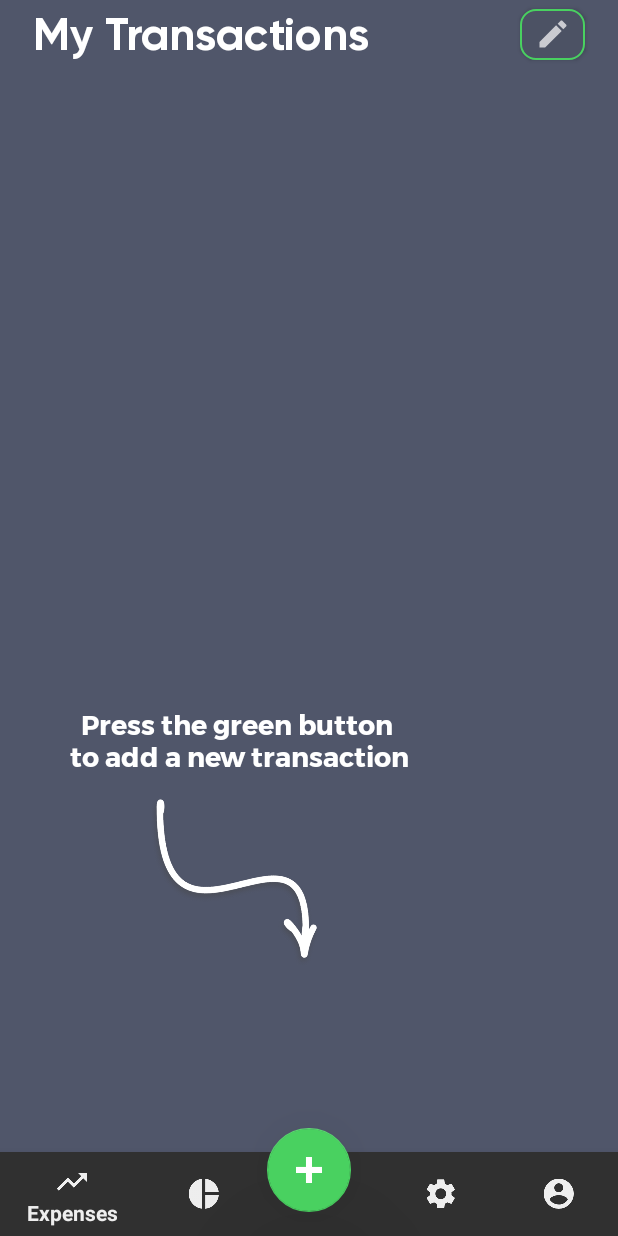
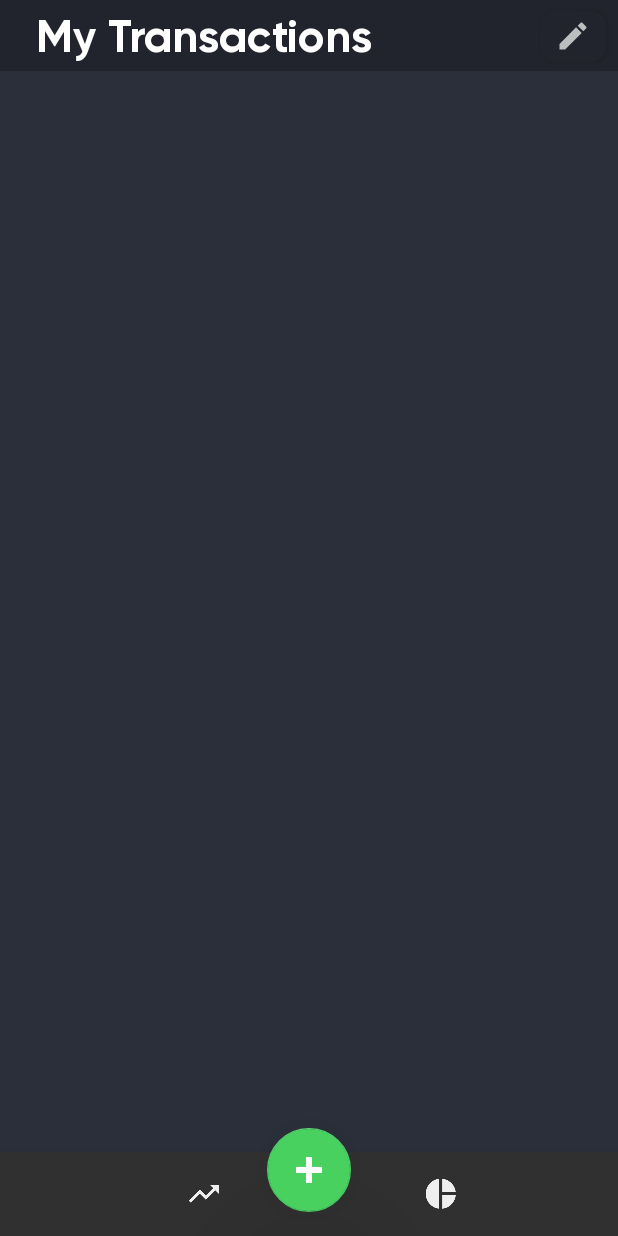
Before and after one commit to NumusINC/budgee_android, an Android app: the TransactionsFragment screen opened directly, with no data from a screen before it, on a phone screen of 412 x 824 dp. Run offline under Robolectric (Android 15) with nearby library versions, the phone set to English and light mode, and no system bars; libraries missing offline, so code that uses them is left out: com.github.mikephil.charting; 16 statements that could not run were skipped.

Commit message:
Updated UI.

```diff
--- a/app/src/main/java/com/numus/budgee/DashboardActivity.java
+++ b/app/src/main/java/com/numus/budgee/DashboardActivity.java
@@ -56,6 +56,7 @@ public class DashboardActivity extends AppCompatActivity {
                     viewPager.setCurrentItem(1);
 
                     return true;
+                    /*
                 case R.id.navigation_profile:
                     viewPager.setAdapter(swipeAdapter);
                     viewPager.setCurrentItem(2);
@@ -66,6 +67,7 @@ public class DashboardActivity extends AppCompatActivity {
                     viewPager.setCurrentItem(3);
 
                     return true;
+                    */
             }
             return false;
         }
--- a/app/src/main/res/drawable/rounded_button_simple.xml
+++ b/app/src/main/res/drawable/rounded_button_simple.xml
@@ -2,10 +2,10 @@
 <selector xmlns:android="http://schemas.android.com/apk/res/android">
     <item>
         <shape android:shape="rectangle">
-            <solid android:color="@color/ne"/>
+            <solid android:color="@color/colorAccent"/>
             <!--corners allow us to make the rounded corners button-->
             <corners android:radius="10dp" />
-            <stroke android:color="@color/green" android:width="1dp" />
+            <stroke android:color="@color/white" android:width="0sp" />
 
         </shape>
     </item>
--- a/app/src/main/res/layout/fragment_transactions.xml
+++ b/app/src/main/res/layout/fragment_transactions.xml
@@ -4,16 +4,57 @@
     xmlns:tools="http://schemas.android.com/tools"
     android:layout_width="match_parent"
     android:layout_height="match_parent"
-    android:background="@color/colorAccent"
+    android:background="@color/bgColor"
     tools:context=".TransactionsFragment">
 
     <LinearLayout
         android:layout_width="match_parent"
-        android:layout_height="43dp"
-        android:layout_marginTop="4dp"
+        android:layout_height="47dp"
+        android:background="@color/colorAccent"
         android:orientation="vertical"
         app:layout_constraintBottom_toTopOf="@+id/rv_musicas"
-        app:layout_constraintTop_toTopOf="parent"></LinearLayout>
+        app:layout_constraintTop_toTopOf="parent"
+        app:layout_constraintVertical_bias="0.0">
+
+        <android.support.constraint.ConstraintLayout
+            android:layout_width="match_parent"
+            android:layout_height="match_parent">
+
+            <Button
+                android:id="@+id/edit_button"
+                android:layout_width="44dp"
+                android:layout_height="34dp"
+                android:layout_marginBottom="4dp"
+                android:layout_marginEnd="8dp"
+                android:layout_marginTop="7dp"
+                android:background="@drawable/rounded_button_simple"
+                android:drawableLeft="@drawable/baseline_edit_24"
+                android:drawablePadding="3dp"
+                android:fontFamily="@font/gilroybold"
+                android:onClick="edit"
+                android:paddingLeft="10dp"
+                android:textAllCaps="false"
+                app:layout_constraintBottom_toTopOf="@+id/rv_musicas"
+                app:layout_constraintEnd_toEndOf="parent"
+                app:layout_constraintTop_toTopOf="parent" />
+
+            <TextView
+                android:id="@+id/myexpenses"
+                android:layout_width="match_parent"
+                android:layout_height="wrap_content"
+                android:layout_marginBottom="5dp"
+                android:layout_marginStart="24dp"
+                android:layout_marginTop="5dp"
+                android:fontFamily="@font/gilroybold"
+                android:text="My Transactions"
+                android:textColor="@android:color/background_light"
+                android:textSize="30sp"
+                app:layout_constraintBottom_toBottomOf="parent"
+                app:layout_constraintStart_toStartOf="parent"
+                app:layout_constraintTop_toTopOf="parent" />
+        </android.support.constraint.ConstraintLayout>
+
+    </LinearLayout>
 
     <ImageView
         android:id="@+id/arrow"
@@ -48,19 +89,6 @@
         app:layout_constraintTop_toTopOf="@+id/rv_musicas"
         app:layout_constraintVertical_bias="0.583" />
 
-    <TextView
-        android:id="@+id/myexpenses"
-        android:layout_width="wrap_content"
-        android:layout_height="wrap_content"
-        android:layout_marginStart="22dp"
-        android:layout_marginTop="4dp"
-        android:fontFamily="@font/gilroybold"
-        android:text="My Transactions"
-        android:textColor="@android:color/background_light"
-        android:textSize="30sp"
-        app:layout_constraintStart_toStartOf="parent"
-        app:layout_constraintTop_toTopOf="parent" />
-
     <android.support.v7.widget.RecyclerView
         android:id="@+id/rv_musicas"
         android:layout_width="match_parent"
@@ -68,30 +96,12 @@
         android:layout_marginBottom="60dp"
         android:layout_marginEnd="5dp"
         android:layout_marginStart="5dp"
-        android:layout_marginTop="4dp"
-        android:background="@color/colorAccent"
+        android:layout_marginTop="8dp"
+        android:background="@color/bgColor"
         android:requiresFadingEdge="horizontal|vertical"
         app:layout_constraintBottom_toBottomOf="parent"
         app:layout_constraintEnd_toEndOf="parent"
         app:layout_constraintStart_toStartOf="parent"
         app:layout_constraintTop_toBottomOf="@+id/myexpenses" />
 
-    <Button
-        android:id="@+id/edit_button"
-        android:layout_width="43dp"
-        android:layout_height="34dp"
-        android:layout_marginBottom="4dp"
-        android:layout_marginEnd="22dp"
-        android:layout_marginTop="4dp"
-        android:background="@drawable/rounded_button_simple"
-        android:drawableLeft="@drawable/baseline_edit_24"
-        android:drawablePadding="3dp"
-        android:fontFamily="@font/gilroybold"
-        android:onClick="edit"
-        android:paddingLeft="10dp"
-        android:textAllCaps="false"
-        app:layout_constraintBottom_toTopOf="@+id/rv_musicas"
-        app:layout_constraintEnd_toEndOf="parent"
-        app:layout_constraintTop_toTopOf="parent" />
-
 </android.support.constraint.ConstraintLayout>
--- a/app/src/main/res/menu/navigation.xml
+++ b/app/src/main/res/menu/navigation.xml
@@ -2,29 +2,22 @@
 <menu xmlns:app="http://schemas.android.com/apk/res-auto"
     xmlns:android="http://schemas.android.com/apk/res/android">
 
+    <item />
     <item
         android:id="@+id/navigation_expenses"
         android:icon="@mipmap/baseline_trending_up_black_24"
         android:title="@string/title_expenses" />
 
+    <item />
     <item
         android:id="@+id/navigation_summary"
         android:icon="@mipmap/baseline_pie_chart_black_24"
         android:title="@string/title_summary" />
-
     <item
         android:id="@+id/myinvisible"
         android:checkable="false"
         android:enabled="false"
         android:icon="@android:color/transparent"
         android:title="                                         " />
-    <item
-        android:id="@+id/navigation_settings"
-        android:icon="@mipmap/baseline_settings_black_24"
-        android:title="@string/title_settings" />
-    <item
-        android:id="@+id/navigation_profile"
-        android:icon="@mipmap/baseline_account_circle_black_24"
-        android:title="@string/title_profile" />
 
 </menu>
--- a/app/src/main/res/values/colors.xml
+++ b/app/src/main/res/values/colors.xml
@@ -1,8 +1,8 @@
 <?xml version="1.0" encoding="utf-8"?>
 <resources>
     <color name="colorPrimary">#50566a</color>
-    <color name="colorPrimaryDark">#50566a</color>
-    <color name="colorAccent">#50566a</color>
+    <color name="colorPrimaryDark">#21242c</color>
+    <color name="colorAccent">#21242c</color>
     <color name="colorDiscount">#f85050</color>
     <color name="colorNavBar">#101011</color>
     <color name="white">#c4ffffff</color>
@@ -11,4 +11,6 @@
     <color name="green">#49d160</color>
     <color name="cardView">#414656</color>
     <color name="ne">#4c5264</color>
+    <color name="tabColor">#2b2f3a</color>
+    <color name="bgColor">#2b2f3a</color>
 </resources>
```
